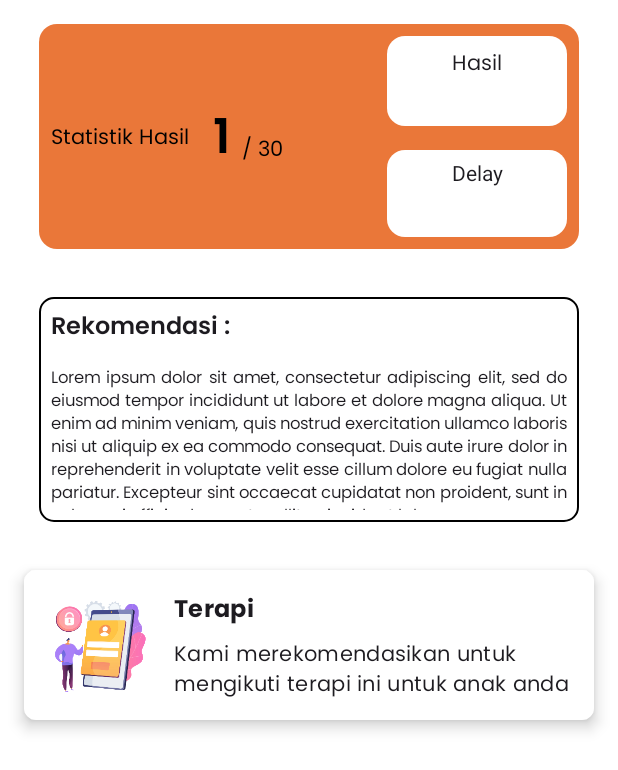
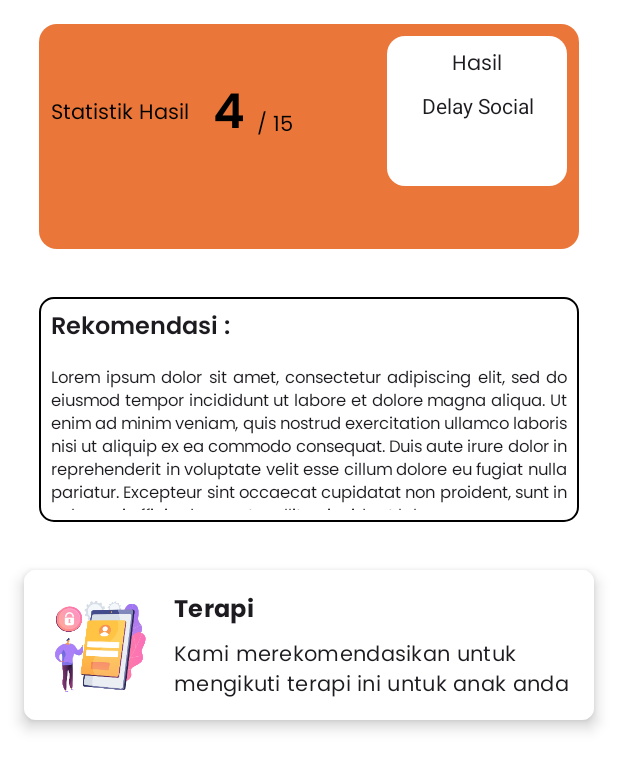
Before and after one commit to MITA-Team/MITA-APP, an Android app built with Jetpack Compose: the @Preview function ResultScreenPreview, on a phone screen of 412 x 824 dp. Shown: the top 770 px of the screen. Run offline under Robolectric (Android 15) with nearby library versions, the phone set to English and light mode, and no system bars; our stand-ins replace livedata-compose; pictures from the network do not load.

Commit message:
tambah fitur baru

```diff
--- a/app/src/main/java/com/example/mita/data/api/ApiService.kt
+++ b/app/src/main/java/com/example/mita/data/api/ApiService.kt
@@ -42,7 +42,7 @@ interface ApiService {
     @POST("users/submit")
     suspend fun submitAnswer(
         @Body input: SubmitAnswerRequest,
-    ): SubmitResponse
+    ): Response<SubmitResponse>
 
 //    @POST("question/{id}")
 //    suspend fun getQuestionId(
--- a/app/src/main/java/com/example/mita/ui/screen/result/ResultScreen.kt
+++ b/app/src/main/java/com/example/mita/ui/screen/result/ResultScreen.kt
@@ -19,6 +19,7 @@ import androidx.compose.material3.ElevatedCard
 import androidx.compose.material3.MaterialTheme
 import androidx.compose.material3.Text
 import androidx.compose.runtime.Composable
+import androidx.compose.runtime.livedata.observeAsState
 import androidx.compose.ui.Alignment
 import androidx.compose.ui.Modifier
 import androidx.compose.ui.draw.clip
@@ -32,6 +33,7 @@ import androidx.compose.ui.text.style.TextOverflow
 import androidx.compose.ui.tooling.preview.Preview
 import androidx.compose.ui.unit.dp
 import androidx.compose.ui.unit.sp
+import androidx.lifecycle.viewmodel.compose.viewModel
 import androidx.navigation.NavController
 import androidx.navigation.NavHostController
 import androidx.navigation.compose.rememberNavController
@@ -40,12 +42,17 @@ import com.example.mita.R
 import com.example.mita.navigation.Screen
 import com.example.mita.ui.component.ListItem
 import com.example.mita.ui.theme.poppinsFont
+import com.example.mita.viewModel.QuestionViewModel
 
 @Composable
 fun ResultScreen(
     modifier: Modifier = Modifier,
-    navController: NavHostController
+    navController: NavHostController,
+    questionViewModel: QuestionViewModel = viewModel()
 ){
+
+    val answeredQuestions = questionViewModel.answeredQuestions.observeAsState(emptyMap())
+
     Box(
         modifier = modifier
             .fillMaxSize()
@@ -76,7 +83,7 @@ fun ResultScreen(
                             .padding(8.dp)
                     )
                     Text(
-                        text = "1",
+                        text = "4",
                         fontSize = 32.sp,
                         fontFamily = poppinsFont,
                         fontWeight = FontWeight.SemiBold,
@@ -85,7 +92,7 @@ fun ResultScreen(
                             .align(Alignment.CenterVertically)
                     )
                     Text(
-                        text = "/ 30",
+                        text = "/ 15",
                         fontFamily = poppinsFont,
                         fontWeight = FontWeight.Normal,
                         modifier = Modifier
@@ -105,7 +112,7 @@ fun ResultScreen(
                                 containerColor = Color.White
                             ),
                             modifier = Modifier
-                                .size(width = 120.dp, height = 60.dp)
+                                .size(width = 120.dp, height = 100.dp)
                                 .align(Alignment.End)
                         ) {
                             Text(
@@ -117,24 +124,16 @@ fun ResultScreen(
                                     .align(Alignment.CenterHorizontally),
                                 textAlign = TextAlign.Center
                             )
-                        }
 
-                        Spacer(modifier = Modifier.padding(8.dp))
-                        Card(
-                            colors = CardDefaults.cardColors(
-                                containerColor = Color.White
-                            ),
-                            modifier = Modifier
-                                .size(width = 120.dp, height = 60.dp)
-                                .align(Alignment.End)
-                        ) {
+
                             Text(
-                                text = "Delay",
+                                text = "Delay Social",
                                 modifier = Modifier
-                                    .padding(8.dp)
+                                    .padding(4.dp)
                                     .align(Alignment.CenterHorizontally),
                                 textAlign = TextAlign.Center
                             )
+
                         }
                     }
                 }
--- a/app/src/main/java/com/example/mita/viewModel/QuestionViewModel.kt
+++ b/app/src/main/java/com/example/mita/viewModel/QuestionViewModel.kt
@@ -8,12 +8,15 @@ import androidx.compose.runtime.mutableStateOf
 import androidx.lifecycle.LiveData
 import androidx.lifecycle.MutableLiveData
 import androidx.lifecycle.ViewModel
+import androidx.lifecycle.viewModelScope
 import com.example.mita.data.api.ApiConfig
 import com.example.mita.data.response.Input
 import com.example.mita.data.response.ListItem
 import com.example.mita.data.response.LoginResponse
 import com.example.mita.data.response.SubmitResponse
+import kotlinx.coroutines.launch
 import retrofit2.HttpException
+import retrofit2.Response
 
 
 data class SubmitAnswerRequest(val input: Input)
@@ -38,6 +41,27 @@ class QuestionViewModel : ViewModel() {
 
     private val _submitResult = MutableLiveData<SubmitResult>()
     val submitResult: LiveData<SubmitResult> get() = _submitResult
+
+    private val _answerResult = MutableLiveData<String>()
+    val answerResult: LiveData<String> get() = _answerResult
+
+    private val _answeredQuestions = MutableLiveData<Map<String, Int>>()
+    val answeredQuestions: LiveData<Map<String, Int>> get() = _answeredQuestions
+
+    private var currentField: String = ""
+
+    fun setCurrentField(field: String) {
+        currentField = field
+    }
+
+    // Fungsi untuk mengupdate nilai answeredQuestions
+    fun updateAnsweredQuestions(answers: Map<String, Int>) {
+        _answeredQuestions.value = answers
+    }
+
+
+
+
 
     data class SubmitResult(
         val newResultId: String,
@@ -68,6 +92,12 @@ class QuestionViewModel : ViewModel() {
         }
     }
 
+    init {
+        viewModelScope.launch {
+            fetchQuestions()
+        }
+    }
+
     // Metode untuk mengganti pertanyaan dengan ID berikutnya
     fun nextQuestion() {
         val questionSize = _questions.value.size
@@ -84,7 +114,7 @@ class QuestionViewModel : ViewModel() {
             currentQuestion?.let { question ->
                 // Memperbarui nilai jawaban untuk pertanyaan saat ini
                 val currentField = when (_currentQuestionIndex.intValue) {
-                    in 0 .. 10 -> "A${_currentQuestionIndex.intValue + 1}"
+                    in 0..10 -> "A${_currentQuestionIndex.intValue + 1}"
                     11 -> "Age"
                     12 -> "Sex"
                     13 -> "Jaudience"
@@ -101,7 +131,8 @@ class QuestionViewModel : ViewModel() {
             // Jika semua pertanyaan telah dijawab, kirim jawaban ke API
             if (_answers.value.size == _questions.value.size) {
                 // Membuat objek model untuk data yang akan dikirim
-                val submitAnswerRequest = SubmitAnswerRequest(input = Input(
+                val submitAnswerRequest = SubmitAnswerRequest(
+                    input = Input(
                         A1 = _answers.value["A1"] ?: 0,
                         A2 = _answers.value["A2"] ?: 0,
                         A3 = _answers.value["A3"] ?: 0,
@@ -117,27 +148,35 @@ class QuestionViewModel : ViewModel() {
                         Jaudience = _answers.value["Jaudience"] ?: 0,
                         Family_mem_with_ASD = _answers.value["Family_mem_with_ASD"] ?: 0,
                         Who_completed_the_test = _answers.value["Who_completed_the_test"] ?: 0
-                ))
+                    )
+                )
+
+                _answers.value[currentField] = if (isYes) 1 else 0
+                updateAnsweredQuestions(_answers.value)
 
                 // Memanggil fungsi API untuk mengirim jawaban
-                val response = ApiConfig.createApiService().submitAnswer(submitAnswerRequest)
+                val response: Response<SubmitResponse> =
+                    ApiConfig.createApiService().submitAnswer(submitAnswerRequest)
 
+                if (response.isSuccessful) {
+                    val newResultId = response.body()?.data?.newResultId ?: ""
+                    // Simpan ID ke _answerResult untuk digunakan di ResultScreen
+                    _answerResult.value = newResultId
 
                     // Reset jawaban setelah dikirim
                     _answers.value.clear()
+                } else {
+                    // Tangani kasus ketika respons tidak berhasil
+                    Log.e("SubmitAnswer", "Error: ${response.code()} - ${response.message()}")
+                }
             }
 
             // Pindah ke pertanyaan berikutnya setelah jawaban disimpan
             nextQuestion()
         } catch (e: Exception) {
-            // Handle error with more details
+            // Tangani error dengan lebih detail
             Log.e("QuestionViewModel", "Error submitting answer", e)
-
-            if (e is HttpException) {
-                val responseBody = e.response()?.errorBody()?.string()
-                Log.e("QuestionViewModel", "Error response body: $responseBody")
-            }
-
+            // Bersihkan jawaban jika terjadi error
             _answers.value.clear()
         }
     }
```
Also changed, not shown: app/src/main/java/com/example/mita/ui/screen/home/HomeScreen.kt (+10 -6 lines), app/src/main/java/com/example/mita/ui/screen/question/QuestionScreen.kt (+7 -3 lines). Lines whose indentation alone changed are shown as unchanged.
